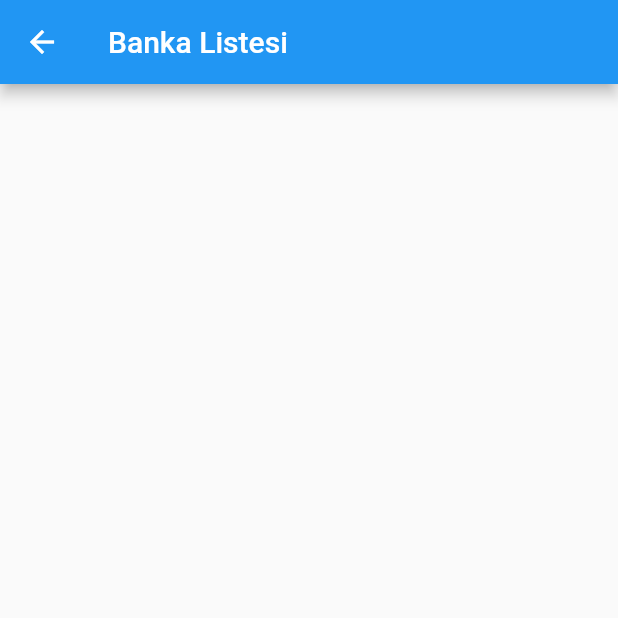
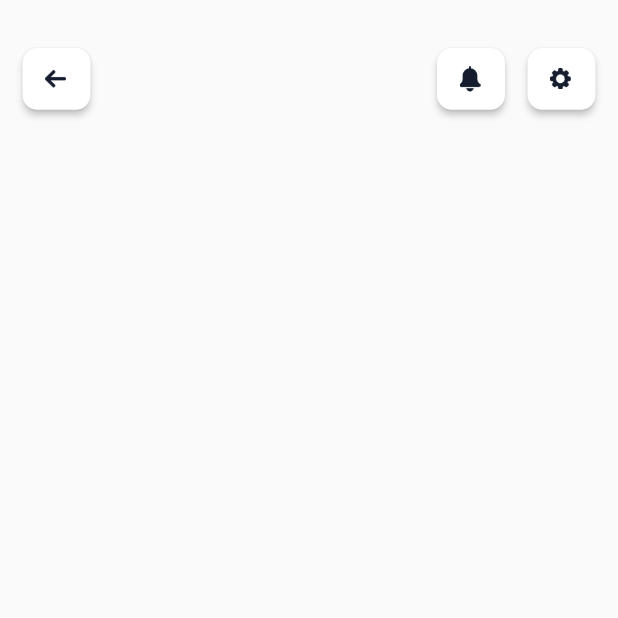
Before and after one commit to cuneyt0/sanalira_case, a Flutter app: the BankList screen opened by its route, on a phone screen of 412 x 824 dp, the top half of it. Run offline on Flutter 3.47's test engine with Material 2 defaults, Android fonts, the phone set to English and light mode, and no system bars; our stand-ins replace connectivity_plus, dio, email_validator, flutter_mobx, freezed_annotation, get_it and 3 more; accounts and stored records are empty; generated files the repository leaves out were written again.

Commit message:
added bankList Row Icons

```diff
--- a/lib/app/presentation/bank_list/screen/bank_list.dart
+++ b/lib/app/presentation/bank_list/screen/bank_list.dart
@@ -1,4 +1,7 @@
 import 'package:flutter/material.dart';
+import 'package:sanaliracase/app/presentation/register/screen/register.dart';
+import 'package:sanaliracase/core/screen_size/screen_size_helper.dart';
+import 'package:sanaliracase/gen/assets.gen.dart';
 
 class BankList extends StatelessWidget {
   const BankList({super.key});
@@ -6,7 +9,84 @@ class BankList extends StatelessWidget {
   @override
   Widget build(BuildContext context) {
     return Scaffold(
-      appBar: AppBar(title: Text('Banka Listesi')),
+      body: Padding(
+        padding: const EdgeInsets.only(left: 15.0, top: 32, right: 15),
+        child: ListView.separated(
+            itemBuilder: (context, index) => _infoList(
+                  context,
+                )[index],
+            separatorBuilder: (context, index) => SizedBox(
+                  height: context.screenHeight(height: 0.05),
+                ),
+            itemCount: _infoList(
+              context,
+            ).length),
+      ),
+    );
+  }
+
+  List<Widget> _infoList(
+    BuildContext context,
+  ) =>
+      [_buttons(context)];
+
+  Row _buttons(BuildContext context) {
+    return Row(
+      mainAxisAlignment: MainAxisAlignment.spaceBetween,
+      children: [
+        _iconButton(
+          context: context,
+          name: Assets.icons.leftArrow.keyName,
+          onPressed: () => Navigator.of(context).pushAndRemoveUntil(
+            MaterialPageRoute(builder: (context) => Register()),
+            (Route<dynamic> route) => false,
+          ),
+        ),
+        Row(
+          children: [
+            _iconButton(
+              context: context,
+              name: Assets.icons.bell.keyName,
+              onPressed: () => print('bildirim'),
+            ),
+            SizedBox(
+              width: 15,
+            ),
+            _iconButton(
+              context: context,
+              name: Assets.icons.settings.keyName,
+              onPressed: () => print('ayarlar'),
+            ),
+          ],
+        )
+      ],
+    );
+  }
+
+  SizedBox _iconButton(
+      {BuildContext? context, String? name, required void onPressed()}) {
+    return SizedBox(
+      height: context?.screenHeight(height: .05),
+      width: context?.screenWidht(width: .11),
+      child: ElevatedButton.icon(
+          style: ElevatedButton.styleFrom(
+            padding: EdgeInsets.all(10),
+            backgroundColor: Colors.white,
+            shape: RoundedRectangleBorder(
+                borderRadius: BorderRadius.circular(10.0)),
+          ),
+          onPressed: onPressed,
+          label: Text(''),
+          icon: Padding(
+            padding: const EdgeInsets.only(left: 5.0),
+            child: Center(
+              child: Image.asset(
+                '${name}',
+                width: 14,
+                fit: BoxFit.contain,
+              ),
+            ),
+          )),
     );
   }
 }
--- a/lib/gen/assets.gen.dart
+++ b/lib/gen/assets.gen.dart
@@ -22,6 +22,17 @@ class $AssetsIconsGen {
   /// File path: assets/icons/Rectangle.png
   AssetGenImage get rectangle =>
       const AssetGenImage('assets/icons/Rectangle.png');
+
+  /// File path: assets/icons/bell.png
+  AssetGenImage get bell => const AssetGenImage('assets/icons/bell.png');
+
+  /// File path: assets/icons/left-arrow.png
+  AssetGenImage get leftArrow =>
+      const AssetGenImage('assets/icons/left-arrow.png');
+
+  /// File path: assets/icons/settings.png
+  AssetGenImage get settings =>
+      const AssetGenImage('assets/icons/settings.png');
 }
 
 class $AssetsImagesGen {
```
Also changed, not shown: assets/icons/bell.png (added), assets/icons/left-arrow.png (added), assets/icons/settings.png (added).
